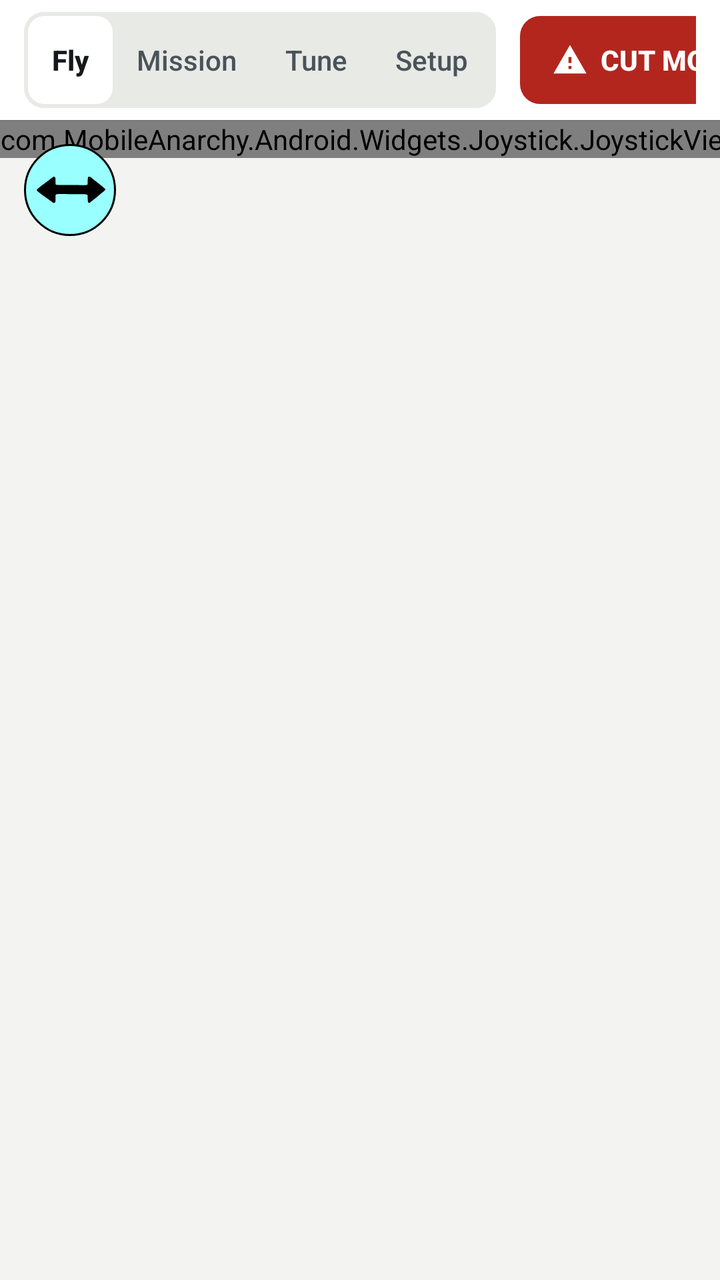
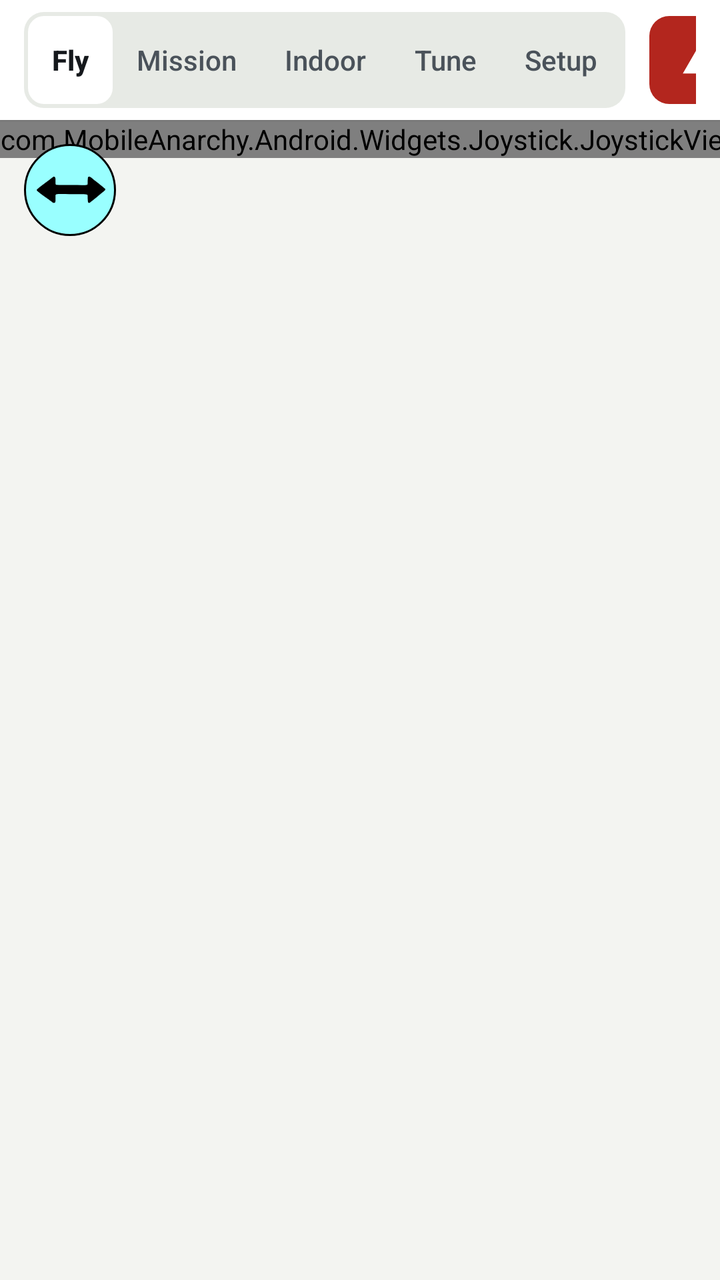

Screens rendered from an Android XML layout before and after an edit, with the pre-edit source and the edit as a unified diff.
<!-- AndroidManifest.xml: application theme AppTheme -->
<!-- res/layout/activity_main.xml -->
<?xml version="1.0" encoding="utf-8"?>
<LinearLayout xmlns:android="http://schemas.android.com/apk/res/android"
    xmlns:app="http://schemas.android.com/apk/res-auto"
    android:layout_width="match_parent"
    android:layout_height="match_parent"
    android:background="@color/fly_ground"
    android:orientation="vertical">

    
    <LinearLayout
        android:id="@+id/fly_header"
        android:layout_width="match_parent"
        android:layout_height="60dp"
        android:background="@color/fly_surface"
        android:elevation="1dp"
        android:gravity="center_vertical"
        android:orientation="horizontal"
        android:paddingStart="12dp"
        android:paddingEnd="12dp">

        <LinearLayout
            android:layout_width="wrap_content"
            android:layout_height="wrap_content"
            android:background="@drawable/bg_fly_track"
            android:orientation="horizontal"
            android:padding="2dp">

            <com.google.android.material.button.MaterialButton
                android:id="@+id/tab_fly"
                style="@style/Fly.Button.Segment"
                android:layout_width="wrap_content"
                android:layout_height="44dp"
                android:text="Fly"
                android:textColor="@color/fly_ink"
                android:textStyle="bold"
                app:backgroundTint="@color/fly_surface" />

            <com.google.android.material.button.MaterialButton
                android:id="@+id/tab_mission"
                style="@style/Fly.Button.Segment"
                android:layout_width="wrap_content"
                android:layout_height="44dp"
                android:text="Mission" />

            <com.google.android.material.button.MaterialButton
                android:id="@+id/tab_tune"
                style="@style/Fly.Button.Segment"
                android:layout_width="wrap_content"
                android:layout_height="44dp"
                android:text="Tune" />

            <com.google.android.material.button.MaterialButton
                android:id="@+id/tab_setup"
                style="@style/Fly.Button.Segment"
                android:layout_width="wrap_content"
                android:layout_height="44dp"
                android:text="Setup" />
        </LinearLayout>

        <LinearLayout
            android:layout_width="0dp"
            android:layout_height="wrap_content"
            android:layout_weight="1"
            android:gravity="center"
            android:orientation="horizontal">

            <ImageView
                android:id="@+id/linkQuality_icon"
                android:layout_width="wrap_content"
                android:layout_height="wrap_content"
                android:contentDescription="@string/linkQualityIconContentDescription"
                android:labelFor="@+id/linkQuality_text"
                android:src="@drawable/ic_wifi_tethering_black_18dp" />

            <TextView
                android:id="@+id/linkQuality_text"
                android:layout_width="wrap_content"
                android:layout_height="wrap_content"
                android:layout_marginStart="4dp"
                android:maxLines="1"
                android:text="@string/linkQuality_text"
                android:textColor="@color/fly_ink"
                android:textSize="13sp" />

            <ImageView
                android:id="@+id/battery_icon"
                android:layout_width="wrap_content"
                android:layout_height="wrap_content"
                android:layout_marginStart="12dp"
                android:contentDescription="@string/batteryIconContentDescription"
                android:labelFor="@+id/battery_text"
                android:src="@drawable/ic_battery_std_black_18dp" />

            <TextView
                android:id="@+id/battery_text"
                android:layout_width="wrap_content"
                android:layout_height="wrap_content"
                android:layout_marginStart="4dp"
                android:fontFamily="monospace"
                android:maxLines="1"
                android:text="— V"
                android:textColor="@color/fly_ink"
                android:textSize="13sp"
                android:textStyle="bold" />

            <TextView
                android:id="@+id/fly_mode_chip"
                android:layout_width="wrap_content"
                android:layout_height="wrap_content"
                android:layout_marginStart="12dp"
                android:background="@drawable/bg_fly_chip_mode"
                android:paddingStart="10dp"
                android:paddingTop="4dp"
                android:paddingEnd="10dp"
                android:paddingBottom="4dp"
                android:text="MANUAL"
                android:textColor="@color/fly_ink"
                android:textSize="12sp"
                android:textStyle="bold"
                android:visibility="gone" />

            <TextView
                android:id="@+id/fly_armed_chip"
                android:layout_width="wrap_content"
                android:layout_height="wrap_content"
                android:layout_marginStart="6dp"
                android:background="@drawable/bg_fly_chip_disarmed"
                android:paddingStart="10dp"
                android:paddingTop="4dp"
                android:paddingEnd="10dp"
                android:paddingBottom="4dp"
                android:text="DISARMED"
                android:textColor="@color/fly_muted"
                android:textSize="12sp"
                android:textStyle="bold"
                android:visibility="gone" />
        </LinearLayout>

        
        <ImageButton
            android:id="@+id/imageButton_connect"
            android:layout_width="wrap_content"
            android:layout_height="wrap_content"
            android:background="@drawable/custom_button"
            android:contentDescription="@string/menu_connect_ContentDescription"
            android:src="@drawable/ic_action_import_export"
            android:visibility="gone" />

        <ImageButton
            android:id="@+id/imageButton_settings"
            android:layout_width="wrap_content"
            android:layout_height="wrap_content"
            android:background="@drawable/custom_button"
            android:contentDescription="@string/menu_preferences_ContentDescription"
            android:src="@drawable/ic_action_settings_light"
            android:visibility="gone" />

        
        <com.google.android.material.button.MaterialButton
            android:id="@+id/button_emergency"
            style="@style/Fly.Button.Danger"
            android:layout_width="wrap_content"
            android:layout_height="44dp"
            android:layout_marginStart="12dp"
            android:contentDescription="Cut motors, tap twice"
            android:paddingStart="16dp"
            android:paddingEnd="16dp"
            android:text="CUT MOTORS"
            app:icon="@drawable/ic_btn_cut_motors" />
    </LinearLayout>

    
    <FrameLayout
        android:layout_width="match_parent"
        android:layout_height="0dp"
        android:layout_weight="1">

        <LinearLayout
            android:layout_width="match_parent"
            android:layout_height="match_parent"
            android:orientation="horizontal">

            <FrameLayout
                android:layout_width="0dp"
                android:layout_height="match_parent"
                android:layout_weight="1">

                <com.MobileAnarchy.Android.Widgets.Joystick.JoystickView
                    android:id="@+id/joystick_left"
                    android:layout_width="match_parent"
                    android:layout_height="match_parent"
                    android:gravity="bottom" />

                <ImageButton
                    android:id="@+id/joystick_left_hlock"
                    android:layout_width="wrap_content"
                    android:layout_height="wrap_content"
                    android:layout_gravity="top|start"
                    android:layout_margin="12dp"
                    android:background="@drawable/custom_button_seledted"
                    android:contentDescription="Lock left stick horizontal axis"
                    android:src="@drawable/ic_horizontal"
                    android:tooltipText="Lock left stick horizontal axis" />
            </FrameLayout>

            <se.bitcraze.crazyfliecontrol2.FlightModePanel
                android:id="@+id/flightmodepanel"
                android:layout_width="360dp"
                android:layout_height="match_parent" />

            <FrameLayout
                android:layout_width="0dp"
                android:layout_height="match_parent"
                android:layout_weight="1">

                <com.MobileAnarchy.Android.Widgets.Joystick.JoystickView
                    android:id="@+id/joystick_right"
                    android:layout_width="match_parent"
                    android:layout_height="match_parent"
                    android:gravity="bottom" />
            </FrameLayout>
        </LinearLayout>

        
        <ScrollView
            android:id="@+id/fly_more_panel"
            android:layout_width="420dp"
            android:layout_height="match_parent"
            android:layout_gravity="end"
            android:background="@color/fly_surface"
            android:elevation="8dp"
            android:visibility="gone">

            <LinearLayout
                android:layout_width="match_parent"
                android:layout_height="wrap_content"
                android:orientation="vertical"
                android:paddingStart="16dp"
                android:paddingTop="8dp"
                android:paddingEnd="16dp"
                android:paddingBottom="16dp">

                <LinearLayout
                    android:layout_width="match_parent"
                    android:layout_height="wrap_content"
                    android:gravity="center_vertical"
                    android:orientation="horizontal">

                    <TextView
                        android:layout_width="0dp"
                        android:layout_height="wrap_content"
                        android:layout_weight="1"
                        android:accessibilityHeading="true"
                        android:text="More"
                        android:textColor="@color/fly_ink"
                        android:textSize="17sp"
                        android:textStyle="bold" />

                    <ImageButton
                        android:id="@+id/fly_more_close"
                        android:layout_width="44dp"
                        android:layout_height="44dp"
                        android:contentDescription="Close More panel"
                        android:src="@drawable/ic_btn_clear"
                        android:tooltipText="Close" />
                </LinearLayout>

                <LinearLayout
                    android:layout_width="match_parent"
                    android:layout_height="wrap_content"
                    android:layout_marginTop="6dp"
                    android:orientation="horizontal">

                    <TextView
                        android:layout_width="0dp"
                        android:layout_height="wrap_content"
                        android:layout_weight="1"
                        android:labelFor="@+id/seek_hover_thrust"
                        android:text="Hover thrust — used by Takeoff and Hold"
                        android:textColor="@color/fly_muted"
                        android:textSize="13sp" />

                    <TextView
                        android:id="@+id/text_hover_thrust"
                        android:layout_width="wrap_content"
                        android:layout_height="wrap_content"
                        android:fontFamily="monospace"
                        android:text="30000"
                        android:textColor="@color/fly_ink"
                        android:textSize="13sp"
                        android:textStyle="bold" />
                </LinearLayout>

                <SeekBar
                    android:id="@+id/seek_hover_thrust"
                    android:layout_width="match_parent"
                    android:layout_height="40dp"
                    android:max="47000" />

                <LinearLayout
                    android:layout_width="match_parent"
                    android:layout_height="wrap_content"
                    android:layout_marginTop="4dp"
                    android:gravity="center_vertical"
                    android:orientation="horizontal">

                    <TextView
                        android:id="@+id/text_tilt_status"
                        android:layout_width="0dp"
                        android:layout_height="wrap_content"
                        android:layout_weight="1"
                        android:text="Tilt control: steer by tilting the phone. Off until you switch it on."
                        android:textColor="@color/fly_muted"
                        android:textSize="12sp" />

                    <ToggleButton
                        android:id="@+id/toggle_tilt_control"
                        android:layout_width="wrap_content"
                        android:layout_height="44dp"
                        android:layout_marginStart="8dp"
                        android:textOff="Tilt: OFF"
                        android:textOn="TILT ON" />
                </LinearLayout>

                
                <LinearLayout
                    android:layout_width="match_parent"
                    android:layout_height="wrap_content"
                    android:layout_marginTop="8dp"
                    android:orientation="horizontal">

                    <com.google.android.material.button.MaterialButton
                        android:id="@+id/button_arm"
                        style="@style/Fly.Button.Outline"
                        android:layout_width="0dp"
                        android:layout_height="44dp"
                        android:layout_marginEnd="6dp"
                        android:layout_weight="1"
                        android:text="Arm"
                        app:icon="@drawable/ic_btn_arm" />

                    <com.google.android.material.button.MaterialButton
                        android:id="@+id/button_disarm"
                        style="@style/Fly.Button.Outline"
                        android:layout_width="0dp"
                        android:layout_height="44dp"
                        android:layout_weight="1"
                        android:text="Disarm"
                        app:icon="@drawable/ic_btn_disarm" />
                </LinearLayout>

                
                <LinearLayout
                    android:id="@+id/fly_deck_row"
                    android:layout_width="match_parent"
                    android:layout_height="wrap_content"
                    android:layout_marginTop="8dp"
                    android:gravity="center_vertical"
                    android:orientation="horizontal">

                    <ImageButton
                        android:id="@+id/button_ledRing"
                        android:layout_width="wrap_content"
                        android:layout_height="wrap_content"
                        android:layout_marginEnd="8dp"
                        android:background="@drawable/custom_button_action"
                        android:contentDescription="@string/button_ledring_contentDescription"
                        android:onClick="switchLedRingEffect"
                        android:src="@drawable/ic_led_ring"
                        android:visibility="gone" />

                    <ImageButton
                        android:id="@+id/button_headLight"
                        android:layout_width="wrap_content"
                        android:layout_height="wrap_content"
                        android:layout_marginEnd="8dp"
                        android:background="@drawable/custom_button_action"
                        android:contentDescription="@string/button_headlight_contentDescription"
                        android:onClick="toggleHeadlight"
                        android:src="@drawable/ic_headlight"
                        android:visibility="gone" />

                    <ImageButton
                        android:id="@+id/button_buzzerSound"
                        android:layout_width="wrap_content"
                        android:layout_height="wrap_content"
                        android:background="@drawable/custom_button_action"
                        android:contentDescription="@string/button_buzzer_contentDescription"
                        android:onClick="playBuzzerSound"
                        android:src="@drawable/ic_volume_up_black"
                        android:visibility="gone" />
                </LinearLayout>

                <TextView
                    android:layout_width="wrap_content"
                    android:layout_height="wrap_content"
                    android:layout_marginTop="8dp"
                    android:text="STICK OUTPUT"
                    android:textColor="@color/fly_muted"
                    android:textSize="11sp"
                    android:textStyle="bold" />

                <se.bitcraze.crazyfliecontrol2.FlightDataView
                    android:id="@+id/flightdataview"
                    android:layout_width="wrap_content"
                    android:layout_height="wrap_content" />

                <TextView
                    android:layout_width="wrap_content"
                    android:layout_height="wrap_content"
                    android:layout_marginTop="8dp"
                    android:text="DRONE LOG"
                    android:textColor="@color/fly_muted"
                    android:textSize="11sp"
                    android:textStyle="bold" />

                <ScrollView
                    android:id="@+id/console_scrollView"
                    android:layout_width="match_parent"
                    android:layout_height="100dp"
                    android:layout_marginTop="2dp"
                    android:background="@drawable/bg_fly_log"
                    android:fillViewport="true"
                    android:scrollbars="vertical">

                    <TextView
                        android:id="@+id/console_textView"
                        android:layout_width="match_parent"
                        android:layout_height="wrap_content"
                        android:fontFamily="monospace"
                        android:gravity="top"
                        android:padding="6dp"
                        android:textColor="@color/fly_track"
                        android:textSize="11sp" />
                </ScrollView>

                <com.google.android.material.button.MaterialButton
                    android:id="@+id/fly_disconnect"
                    style="@style/Fly.Button.Outline"
                    android:layout_width="match_parent"
                    android:layout_height="44dp"
                    android:layout_marginTop="10dp"
                    android:text="Disconnect"
                    app:icon="@drawable/ic_btn_wifi" />

                <TextView
                    android:id="@+id/text_hardware_limits"
                    android:layout_width="match_parent"
                    android:layout_height="wrap_content"
                    android:layout_marginTop="8dp"
                    android:text="This board has only a motion sensor: Hold keeps a thrust level, not a height, and map position is estimated."
                    android:textColor="@color/fly_muted"
                    android:textSize="12sp" />
            </LinearLayout>
        </ScrollView>
    </FrameLayout>
</LinearLayout>
<!-- resources referenced by this layout -->
<resources>
  <color name="fly_ground">#F3F4F1</color>
  <color name="fly_ink">#15181C</color>
  <color name="fly_muted">#4A525A</color>
  <color name="fly_surface">#FFFFFF</color>
  <color name="fly_track">#E7EAE5</color>
  <!-- drawable bg_fly_chip_disarmed (drawable) -->
  <?xml version="1.0" encoding="utf-8"?>
  <shape xmlns:android="http://schemas.android.com/apk/res/android" android:shape="rectangle">
      <solid android:color="@android:color/transparent" />
      <stroke android:width="1.5dp" android:color="@color/fly_control" />
      <corners android:radius="12dp" />
  </shape>
  <!-- drawable bg_fly_chip_mode (drawable) -->
  <?xml version="1.0" encoding="utf-8"?>
  <shape xmlns:android="http://schemas.android.com/apk/res/android" android:shape="rectangle">
      <solid android:color="@color/fly_track" />
      <corners android:radius="12dp" />
  </shape>
  <!-- drawable bg_fly_log (drawable) -->
  <?xml version="1.0" encoding="utf-8"?>
  <shape xmlns:android="http://schemas.android.com/apk/res/android" android:shape="rectangle">
      <solid android:color="@color/fly_ink" />
      <corners android:radius="8dp" />
  </shape>
  <!-- drawable bg_fly_track (drawable) -->
  <?xml version="1.0" encoding="utf-8"?>
  <shape xmlns:android="http://schemas.android.com/apk/res/android" android:shape="rectangle">
      <solid android:color="@color/fly_track" />
      <corners android:radius="10dp" />
  </shape>
  <!-- drawable ic_btn_cut_motors (drawable) -->
  <?xml version="1.0" encoding="utf-8"?>
  <vector xmlns:android="http://schemas.android.com/apk/res/android"
      android:width="24dp"
      android:height="24dp"
      android:viewportWidth="24"
      android:viewportHeight="24">
      <path
          android:fillColor="#FF212121"
          android:pathData="M1,21h22L12,2 1,21zM13,18h-2v-2h2v2zM13,14h-2v-4h2v4z" />
  </vector>
  <string name="batteryIconContentDescription">Battery icon</string>
  <string name="button_buzzer_contentDescription">Buzzer button</string>
  <string name="button_headlight_contentDescription">Headlight button</string>
  <string name="button_ledring_contentDescription">LED ring button</string>
  <string name="linkQualityIconContentDescription">Link quality icon</string>
  <string name="linkQuality_text">%1$3s</string>
  <string name="menu_connect_ContentDescription">Connect/Disconnect button</string>
  <string name="menu_preferences_ContentDescription">Preferences button</string>
  <style name="Fly.Button.Danger">
          <item name="backgroundTint">@color/fly_danger</item>
          <item name="android:textColor">@color/fly_surface</item>
          <item name="iconTint">@color/fly_surface</item>
          <item name="android:textStyle">bold</item>
      </style>
  <style name="Fly.Button.Outline">
          <item name="backgroundTint">@color/fly_surface</item>
          <item name="android:textColor">@color/fly_ink</item>
          <item name="iconTint">@color/fly_ink</item>
          <item name="strokeColor">@color/fly_control</item>
          <item name="strokeWidth">1.5dp</item>
      </style>
  <style name="Fly.Button.Segment">
          <item name="backgroundTint">@android:color/transparent</item>
          <item name="android:textColor">@color/fly_muted</item>
          <item name="cornerRadius">8dp</item>
          <item name="android:paddingStart">12dp</item>
          <item name="android:paddingEnd">12dp</item>
      </style>
  <style name="AppTheme" parent="Theme.MaterialComponents.Light.NoActionBar">
          
          <item name="colorPrimary">#3EC2FC</item>
          <item name="colorPrimaryDark">#99acc1</item>
          <item name="colorAccent">#FF4081</item>
      </style>
  <color name="fly_control">#C9CEC8</color>
  <color name="fly_danger">#B3261E</color>
  <!-- unchanged entries left out for length: 15 -->
</resources>

<!-- the commit's change to res/layout/activity_main.xml (unified diff, before → after) -->
@@ -41,6 +41,15 @@
                 android:layout_width="wrap_content"
                 android:layout_height="44dp"
                 android:text="Mission" />
+
+            
+            
+            <com.google.android.material.button.MaterialButton
+                android:id="@+id/tab_indoor"
+                style="@style/Fly.Button.Segment"
+                android:layout_width="wrap_content"
+                android:layout_height="44dp"
+                android:text="Indoor" />
 
             <com.google.android.material.button.MaterialButton
                 android:id="@+id/tab_tune"
